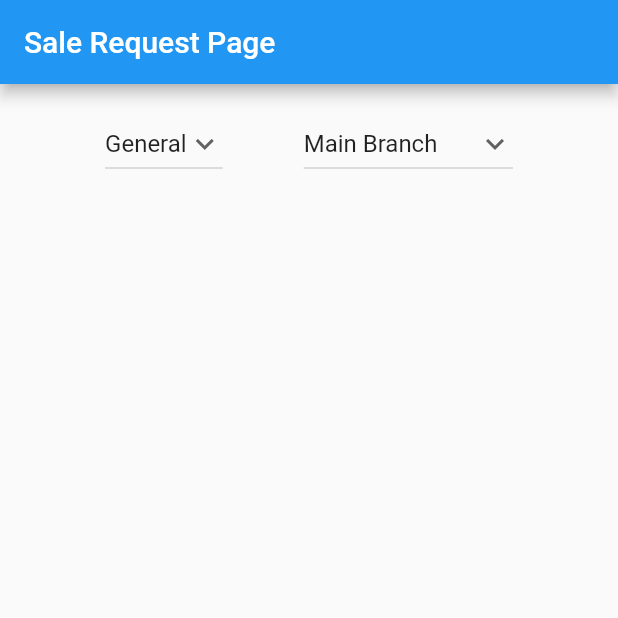
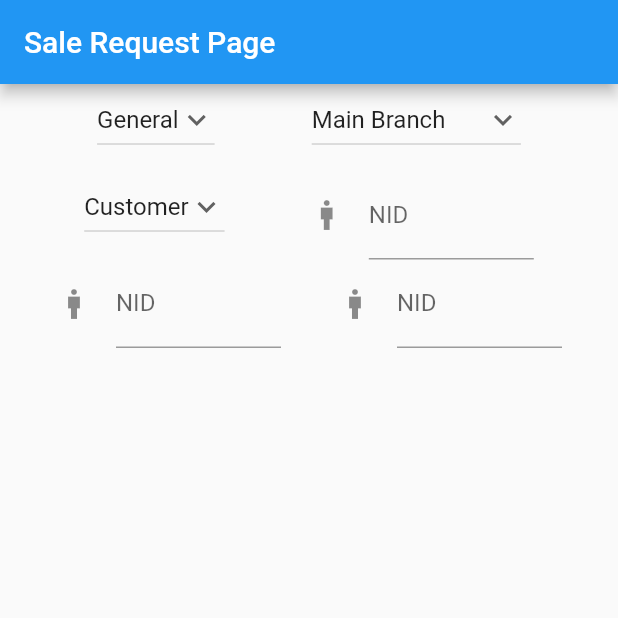
Before and after one commit to atik-sabuj/client_app, a Flutter app: the SaleRequestPage screen opened directly, on a phone screen of 412 x 824 dp, the top half of it. Run offline on Flutter 3.47's test engine with Material 2 defaults, Android fonts, the phone set to English and light mode, and no system bars.

Commit message:
Sale Request Page #4

```diff
--- a/lib/pages/sale_req_page.dart
+++ b/lib/pages/sale_req_page.dart
@@ -26,17 +26,25 @@ class _SaleRequestPageState extends State<SaleRequestPage> {
   ];
 
 
+  String customervalue = 'Customer';
+  var customertypes = [
+    'Customer',
+    'Admin',
+  ];
+
+
   @override
   Widget build(BuildContext context) {
     return Scaffold(
       appBar: AppBar(
         title: const Text("Sale Request Page"),
       ),
-      body: Padding(
-        padding: const EdgeInsets.all(16.0),
-        child: Row(
+      body: Column(
+        children: [
+          Row(
             mainAxisAlignment: MainAxisAlignment.spaceEvenly,
             crossAxisAlignment: CrossAxisAlignment.start,
+
             children: [
               DropdownButton(
                 // Initial Value
@@ -83,8 +91,79 @@ class _SaleRequestPageState extends State<SaleRequestPage> {
                   });
                 },
               ),
+
+
             ],
           ),
+          SizedBox(height: 10,),
+
+          Row(
+            mainAxisAlignment: MainAxisAlignment.spaceEvenly,
+            crossAxisAlignment: CrossAxisAlignment.start,
+
+            children: [
+              DropdownButton(
+                // Initial Value
+                value: customervalue,
+
+                // Down Arrow Icon
+                icon: const Icon(Icons.keyboard_arrow_down),
+
+                // Array list of items
+                items: customertypes.map((String customertypes) {
+                  return DropdownMenuItem(
+                    value: customertypes,
+                    child: Text(customertypes),
+                  );
+                }).toList(),
+                // After selecting the desired option,it will
+                // change button value to selected value
+                onChanged: (String? newCustomerValue) {
+                  setState(() {
+                    customervalue = newCustomerValue!;
+                  });
+                },
+              ),
+
+              Container(width: 150,
+                child: TextFormField(
+                  decoration: const InputDecoration(
+                    icon: Icon(Icons.man_sharp),
+                    hintText: 'Enter Your NID Number',
+                    labelText: 'NID',
+                  ),
+                ),
+              ),
+            ],
+          ),
+
+          Row(
+            mainAxisAlignment: MainAxisAlignment.spaceEvenly,
+            crossAxisAlignment: CrossAxisAlignment.start,
+
+            children: [
+              Container(width: 150,
+                child: TextFormField(
+                  decoration: const InputDecoration(
+                    icon: Icon(Icons.man_sharp),
+                    hintText: 'Enter Your NID Number',
+                    labelText: 'NID',
+                  ),
+                ),
+              ),
+
+              Container(width: 150,
+                child: TextFormField(
+                  decoration: const InputDecoration(
+                    icon: Icon(Icons.man_sharp),
+                    hintText: 'Enter Your NID Number',
+                    labelText: 'NID',
+                  ),
+                ),
+              ),
+            ],
+          ),
+        ],
       ),
     );
   }
```
Lines whose indentation alone changed are shown as unchanged.
